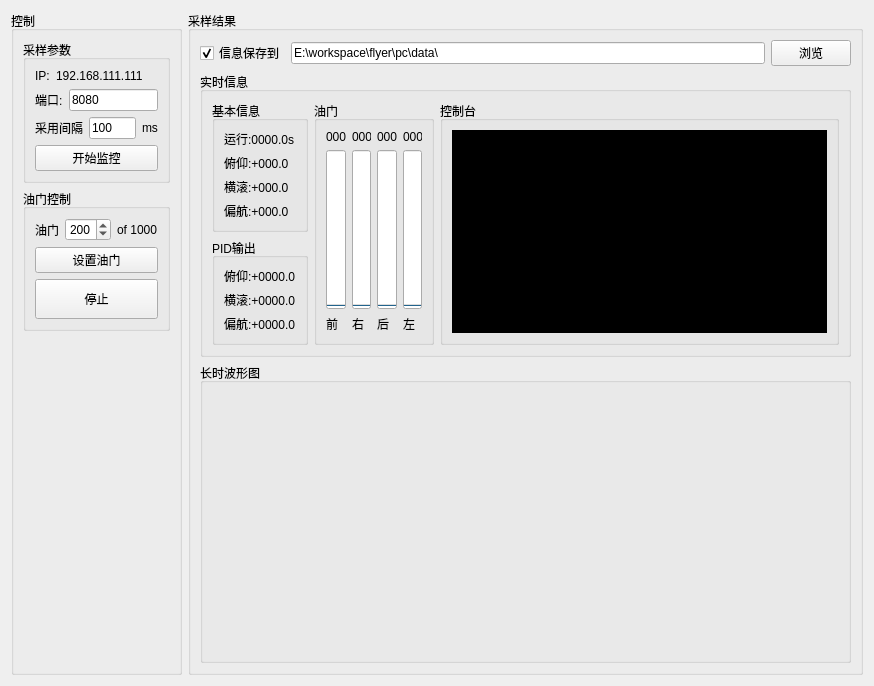
Qt form pc/ui/fc_pidWidget.ui (wwkkww1983/flyer) before a commit.
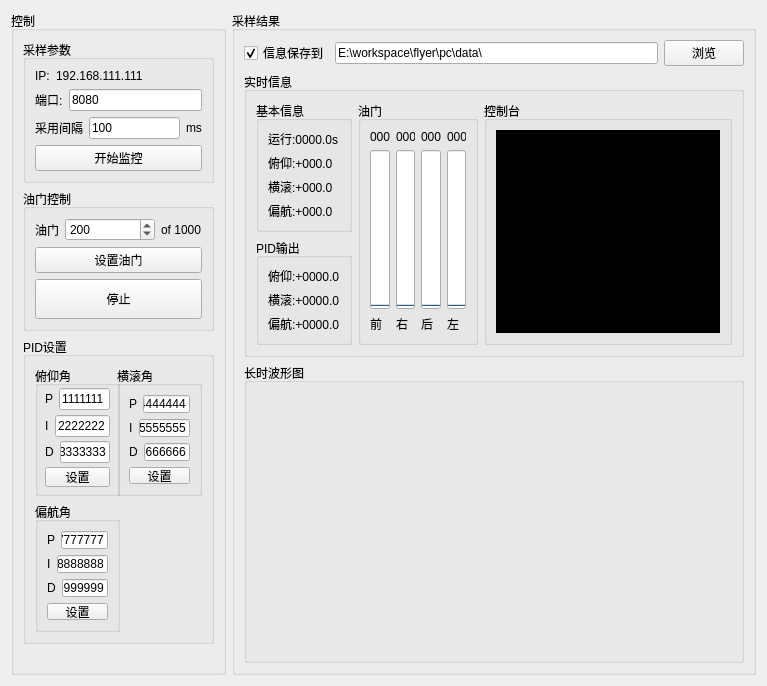
The same form after that commit.

```diff
--- a/pc/ui/fc_pidWidget.ui
+++ b/pc/ui/fc_pidWidget.ui
@@ -6,7 +6,7 @@
    <rect>
     <x>0</x>
     <y>0</y>
-    <width>874</width>
+    <width>759</width>
     <height>643</height>
    </rect>
   </property>
@@ -24,20 +24,20 @@
      </property>
      <property name="minimumSize">
       <size>
-       <width>0</width>
+       <width>215</width>
        <height>0</height>
       </size>
      </property>
      <property name="maximumSize">
       <size>
-       <width>171</width>
+       <width>215</width>
        <height>16777215</height>
       </size>
      </property>
      <property name="title">
       <string>控制</string>
      </property>
-     <layout class="QVBoxLayout" name="verticalLayout_3">
+     <layout class="QVBoxLayout" name="verticalLayout_7">
       <item>
        <widget class="QGroupBox" name="netGroupBox">
         <property name="enabled">
@@ -236,14 +236,332 @@
        </widget>
       </item>
       <item>
-       <spacer name="verticalSpacer">
+       <widget class="QGroupBox" name="groupBox_7">
+        <property name="title">
+         <string>PID设置</string>
+        </property>
+        <layout class="QGridLayout" name="gridLayout">
+         <item row="0" column="0">
+          <widget class="QGroupBox" name="groupBox_8">
+           <property name="minimumSize">
+            <size>
+             <width>85</width>
+             <height>130</height>
+            </size>
+           </property>
+           <property name="maximumSize">
+            <size>
+             <width>85</width>
+             <height>130</height>
+            </size>
+           </property>
+           <property name="title">
+            <string>俯仰角</string>
+           </property>
+           <widget class="QPushButton" name="thetaPidPushButton">
+            <property name="geometry">
+             <rect>
+              <x>10</x>
+              <y>101</y>
+              <width>65</width>
+              <height>20</height>
+             </rect>
+            </property>
+            <property name="sizePolicy">
+             <sizepolicy hsizetype="Minimum" vsizetype="Expanding">
+              <horstretch>0</horstretch>
+              <verstretch>0</verstretch>
+             </sizepolicy>
+            </property>
+            <property name="text">
+             <string>设置</string>
+            </property>
+           </widget>
+           <widget class="QWidget" name="layoutWidget">
+            <property name="geometry">
+             <rect>
+              <x>10</x>
+              <y>22</y>
+              <width>65</width>
+              <height>22</height>
+             </rect>
+            </property>
+            <layout class="QHBoxLayout" name="horizontalLayout_8">
+             <item>
+              <widget class="QLabel" name="label">
+               <property name="text">
+                <string>P</string>
+               </property>
+              </widget>
+             </item>
+             <item>
+              <widget class="QLineEdit" name="thetaPLineEdit">
+               <property name="text">
+                <string>1111111</string>
+               </property>
+              </widget>
+             </item>
+            </layout>
+           </widget>
+           <widget class="QWidget" name="layoutWidget">
+            <property name="geometry">
+             <rect>
+              <x>10</x>
+              <y>49</y>
+              <width>65</width>
+              <height>22</height>
+             </rect>
+            </property>
+            <layout class="QHBoxLayout" name="horizontalLayout_9">
+             <item>
+              <widget class="QLabel" name="label_2">
+               <property name="text">
+                <string>I</string>
+               </property>
+              </widget>
+             </item>
+             <item>
+              <widget class="QLineEdit" name="thetaILineEdit">
+               <property name="text">
+                <string>2222222</string>
+               </property>
+              </widget>
+             </item>
+            </layout>
+           </widget>
+           <widget class="QWidget" name="layoutWidget">
+            <property name="geometry">
+             <rect>
+              <x>10</x>
+              <y>75</y>
+              <width>65</width>
+              <height>22</height>
+             </rect>
+            </property>
+            <layout class="QHBoxLayout" name="horizontalLayout_11">
+             <item>
+              <widget class="QLabel" name="label_3">
+               <property name="text">
+                <string>D</string>
+               </property>
+              </widget>
+             </item>
+             <item>
+              <widget class="QLineEdit" name="thetaDLineEdit">
+               <property name="text">
+                <string>3333333</string>
+               </property>
+              </widget>
+             </item>
+            </layout>
+           </widget>
+          </widget>
+         </item>
+         <item row="0" column="1" colspan="2">
+          <widget class="QGroupBox" name="groupBox_9">
+           <property name="minimumSize">
+            <size>
+             <width>85</width>
+             <height>130</height>
+            </size>
+           </property>
+           <property name="maximumSize">
+            <size>
+             <width>85</width>
+             <height>130</height>
+            </size>
+           </property>
+           <property name="title">
+            <string>横滚角</string>
+           </property>
+           <layout class="QVBoxLayout" name="verticalLayout_3">
+            <item>
+             <layout class="QHBoxLayout" name="horizontalLayout_13">
+              <item>
+               <widget class="QLabel" name="label_10">
+                <property name="text">
+                 <string>P</string>
+                </property>
+               </widget>
+              </item>
+              <item>
+               <widget class="QLineEdit" name="phiPLineEdit">
+                <property name="text">
+                 <string>4444444</string>
+                </property>
+               </widget>
+              </item>
+             </layout>
+            </item>
+            <item>
+             <layout class="QHBoxLayout" name="horizontalLayout_14">
+              <item>
+               <widget class="QLabel" name="label_13">
+                <property name="text">
+                 <string>I</string>
+                </property>
+               </widget>
+              </item>
+              <item>
+               <widget class="QLineEdit" name="phiILineEdit">
+                <property name="text">
+                 <string>5555555</string>
+                </property>
+               </widget>
+              </item>
+             </layout>
+            </item>
+            <item>
+             <layout class="QHBoxLayout" name="horizontalLayout_15">
+              <item>
+               <widget class="QLabel" name="label_15">
+                <property name="text">
+                 <string>D</string>
+                </property>
+               </widget>
+              </item>
+              <item>
+               <widget class="QLineEdit" name="phiDLineEdit">
+                <property name="text">
+                 <string>6666666</string>
+                </property>
+               </widget>
+              </item>
+             </layout>
+            </item>
+            <item>
+             <widget class="QPushButton" name="phiPidPushButton">
+              <property name="sizePolicy">
+               <sizepolicy hsizetype="Minimum" vsizetype="Expanding">
+                <horstretch>0</horstretch>
+                <verstretch>0</verstretch>
+               </sizepolicy>
+              </property>
+              <property name="text">
+               <string>设置</string>
+              </property>
+             </widget>
+            </item>
+           </layout>
+          </widget>
+         </item>
+         <item row="1" column="0" colspan="2">
+          <widget class="QGroupBox" name="groupBox_10">
+           <property name="minimumSize">
+            <size>
+             <width>85</width>
+             <height>130</height>
+            </size>
+           </property>
+           <property name="maximumSize">
+            <size>
+             <width>85</width>
+             <height>130</height>
+            </size>
+           </property>
+           <property name="title">
+            <string>偏航角</string>
+           </property>
+           <layout class="QVBoxLayout" name="verticalLayout_8">
+            <item>
+             <layout class="QHBoxLayout" name="horizontalLayout_16">
+              <item>
+               <widget class="QLabel" name="label_16">
+                <property name="text">
+                 <string>P</string>
+                </property>
+               </widget>
+              </item>
+              <item>
+               <widget class="QLineEdit" name="psiPLineEdit">
+                <property name="text">
+                 <string>7777777</string>
+                </property>
+               </widget>
+              </item>
+             </layout>
+            </item>
+            <item>
+             <layout class="QHBoxLayout" name="horizontalLayout_17">
+              <item>
+               <widget class="QLabel" name="label_17">
+                <property name="text">
+                 <string>I</string>
+                </property>
+               </widget>
+              </item>
+              <item>
+               <widget class="QLineEdit" name="psiILineEdit">
+                <property name="text">
+                 <string>8888888</string>
+                </property>
+               </widget>
+              </item>
+             </layout>
+            </item>
+            <item>
+             <layout class="QHBoxLayout" name="horizontalLayout_18">
+              <item>
+               <widget class="QLabel" name="label_18">
+                <property name="text">
+                 <string>D</string>
+                </property>
+               </widget>
+              </item>
+              <item>
+               <widget class="QLineEdit" name="psiDLineEdit">
+                <property name="text">
+                 <string>9999999</string>
+                </property>
+               </widget>
+              </item>
+             </layout>
+            </item>
+            <item>
+             <widget class="QPushButton" name="psiPidPushButton">
+              <property name="sizePolicy">
+               <sizepolicy hsizetype="Minimum" vsizetype="Expanding">
+                <horstretch>0</horstretch>
+                <verstretch>0</verstretch>
+               </sizepolicy>
+              </property>
+              <property name="text">
+               <string>设置</string>
+              </property>
+             </widget>
+            </item>
+           </layout>
+          </widget>
+         </item>
+         <item row="1" column="2">
+          <spacer name="verticalSpacer">
+           <property name="orientation">
+            <enum>Qt::Vertical</enum>
+           </property>
+           <property name="sizeHint" stdset="0">
+            <size>
+             <width>38</width>
+             <height>38</height>
+            </size>
+           </property>
+          </spacer>
+         </item>
+        </layout>
+        <zorder>groupBox_8</zorder>
+        <zorder>groupBox_9</zorder>
+        <zorder>groupBox_10</zorder>
+        <zorder>verticalSpacer</zorder>
+       </widget>
+      </item>
+      <item>
+       <spacer name="verticalSpacer_2">
         <property name="orientation">
          <enum>Qt::Vertical</enum>
         </property>
         <property name="sizeHint" stdset="0">
          <size>
-          <width>128</width>
-          <height>318</height>
+          <width>20</width>
+          <height>40</height>
          </size>
         </property>
        </spacer>
@@ -265,7 +583,7 @@
      <property name="title">
       <string>采样结果</string>
      </property>
-     <layout class="QVBoxLayout" name="verticalLayout_7">
+     <layout class="QVBoxLayout" name="verticalLayout_9">
       <item>
        <layout class="QHBoxLayout" name="horizontalLayout_12">
         <item>
```
Left out of the diff: 3 changed lines with no effect on the pictures.
